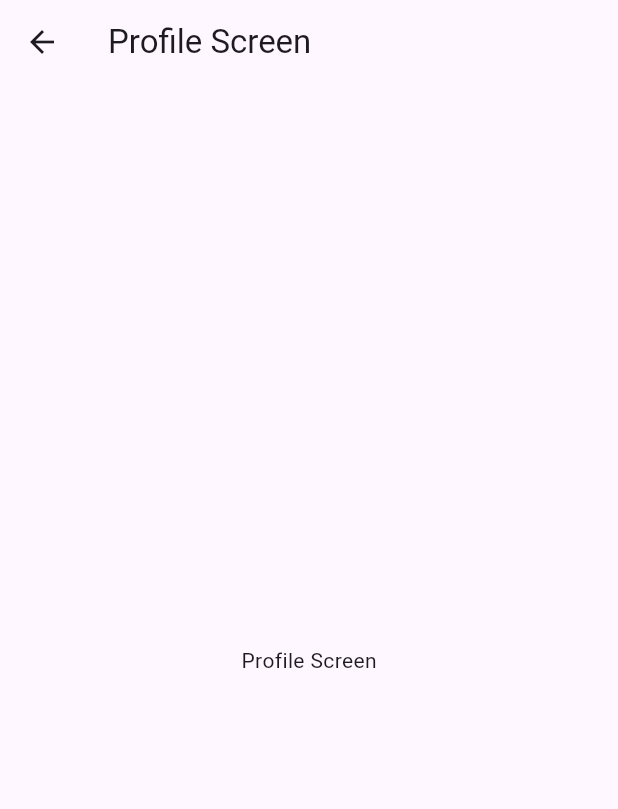
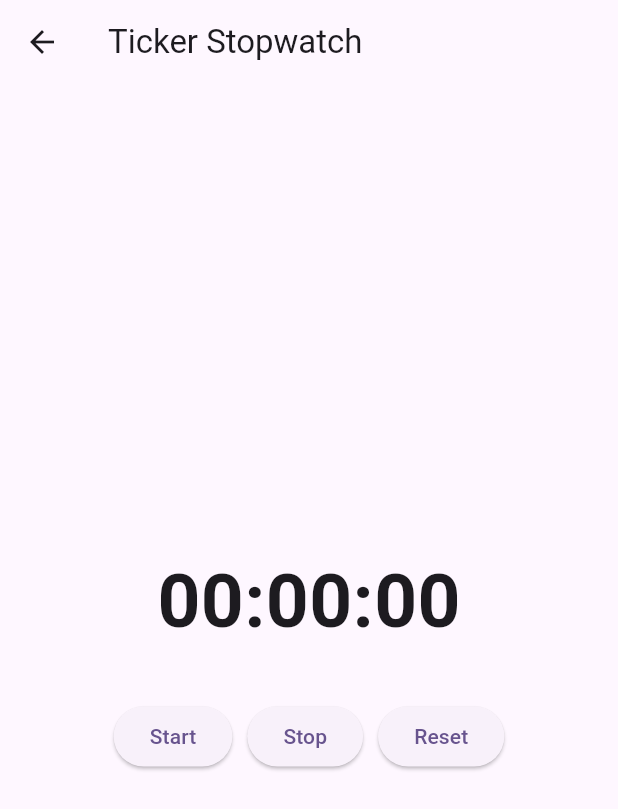
Before and after one commit to AtharvaParkale/flutter-march-practice, a Flutter app: the ProfileScreen screen opened directly, on a phone screen of 412 x 824 dp. Shown: the top 809 px of the screen. Run offline on Flutter 3.47's test engine with Material 3 defaults, Android fonts, the phone set to English and light mode, and no system bars; our stand-ins replace bloc, flutter_bloc; network calls fail.

Commit message:
:memo: add a ticker

```diff
--- a/lib/features/profile/profile_screen.dart
+++ b/lib/features/profile/profile_screen.dart
@@ -1,13 +1,101 @@
 import 'package:flutter/material.dart';
+import 'package:flutter/scheduler.dart';
 
-class ProfileScreen extends StatelessWidget {
+class ProfileScreen extends StatefulWidget {
   const ProfileScreen({super.key});
+
+  @override
+  State<ProfileScreen> createState() => _ProfileScreenState();
+}
+
+class _ProfileScreenState extends State<ProfileScreen>
+    with SingleTickerProviderStateMixin {
+  late Ticker _ticker;
+  Duration _elapsed = Duration.zero;
+
+  @override
+  void initState() {
+    super.initState();
+
+    _ticker = createTicker((elapsed) {
+      setState(() {
+        _elapsed = elapsed;
+      });
+    });
+  }
+
+
+  void start() {
+    _ticker.start();
+  }
+
+  void stop() {
+    _ticker.stop();
+  }
+
+  void reset() {
+    _ticker.stop();
+    setState(() {
+      _elapsed = Duration.zero;
+    });
+  }
+
+  String formatDuration(Duration duration) {
+    String minutes = duration.inMinutes
+        .remainder(60)
+        .toString()
+        .padLeft(2, '0');
+    String seconds = duration.inSeconds
+        .remainder(60)
+        .toString()
+        .padLeft(2, '0');
+    String milliseconds = duration.inMilliseconds
+        .remainder(1000)
+        .toString()
+        .padLeft(2, '0');
+
+    return "$minutes:$seconds:$milliseconds";
+  }
 
   @override
   Widget build(BuildContext context) {
     return Scaffold(
-      appBar: AppBar(title: Text("Profile Screen")),
-      body: Center(child: Text("Profile Screen")),
+      appBar: AppBar(title: const Text('Ticker Stopwatch')),
+      body: Column(
+        mainAxisAlignment: MainAxisAlignment.center,
+        children: [
+
+          Text(
+            formatDuration(_elapsed),
+            style: const TextStyle(
+              fontSize: 50,
+              fontWeight: FontWeight.bold,
+            ),
+          ),
+
+          const SizedBox(height: 30),
+
+          Row(
+            mainAxisAlignment: MainAxisAlignment.center,
+            children: [
+              ElevatedButton(
+                onPressed: start,
+                child: const Text("Start"),
+              ),
+              const SizedBox(width: 10),
+              ElevatedButton(
+                onPressed: stop,
+                child: const Text("Stop"),
+              ),
+              const SizedBox(width: 10),
+              ElevatedButton(
+                onPressed: reset,
+                child: const Text("Reset"),
+              ),
+            ],
+          )
+        ],
+      ),
     );
   }
 }
```
